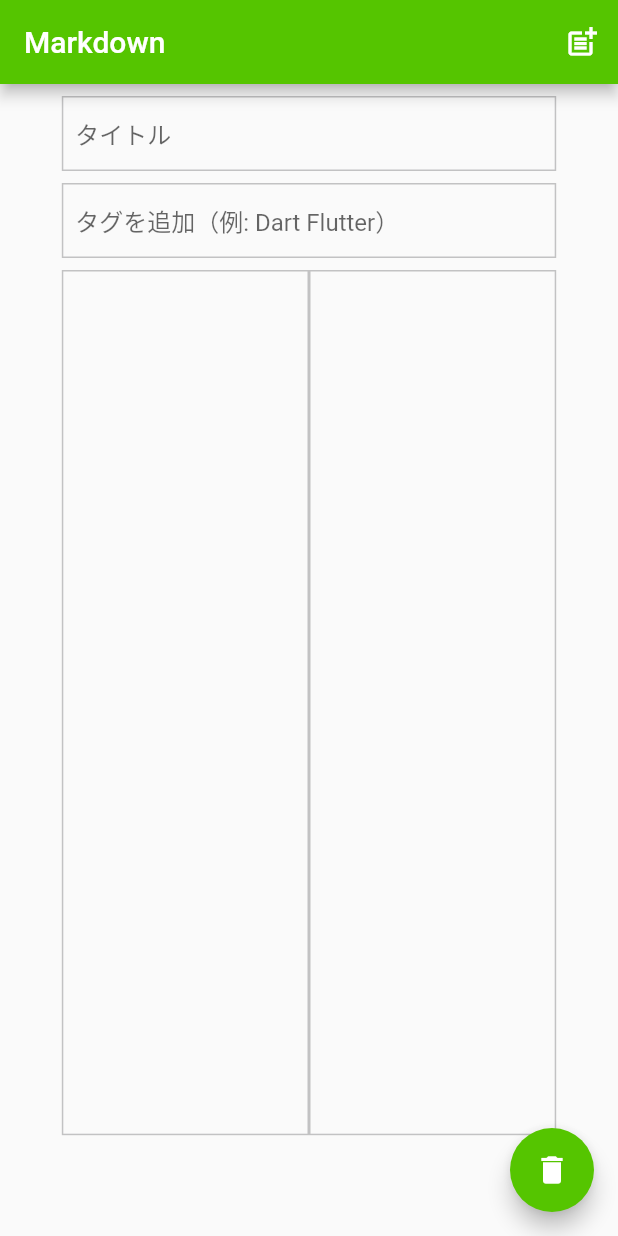
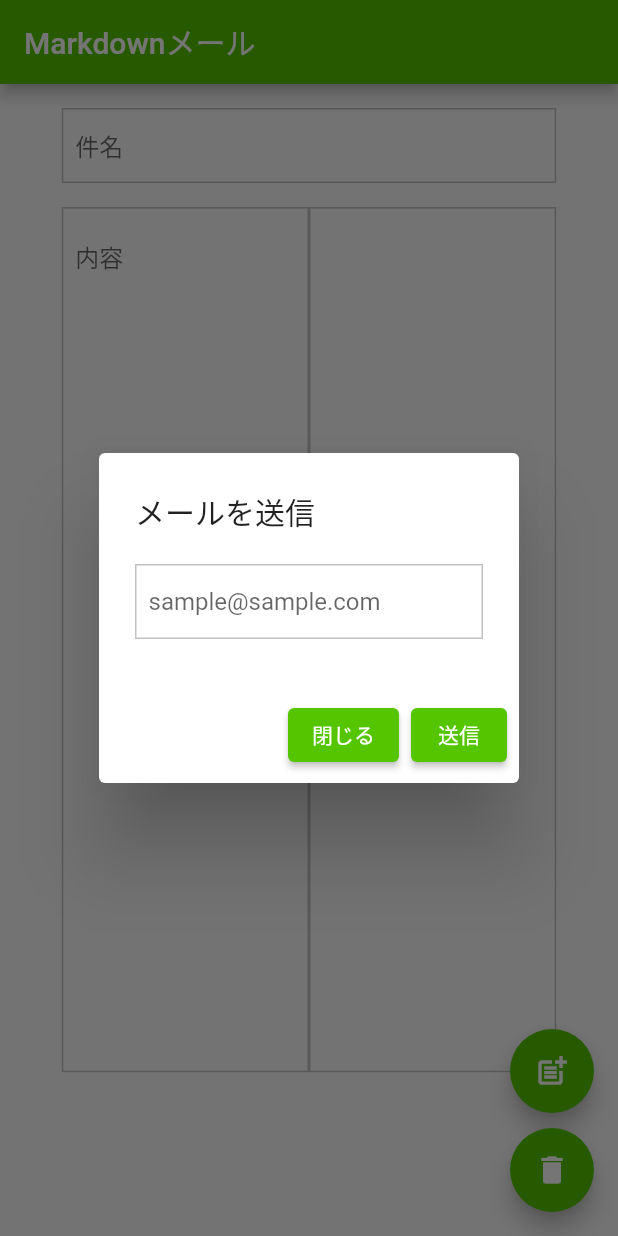
Before and after one commit to taiseidev/production, a Flutter app: the screen it shows after launch, after a tap on the "post add" icon, on a phone screen of 412 x 824 dp. Run offline on Flutter 3.47's test engine with Material 2 defaults, Android fonts, the phone set to English and light mode, and no system bars; drawn by our look-alikes of flutter_markdown; missing offline and left inert: flutter_email_sender.

Commit message:
markdownパッケージを導入。Qiitaの記事入力画面みたいなUIを作成。

```diff
--- a/lib/markdown.dart
+++ b/lib/markdown.dart
@@ -1,4 +1,5 @@
 import 'package:flutter/material.dart';
+import 'package:flutter_email_sender/flutter_email_sender.dart';
 import 'package:flutter_markdown/flutter_markdown.dart';
 
 class MarkDownPage extends StatefulWidget {
@@ -9,7 +10,9 @@ class MarkDownPage extends StatefulWidget {
 }
 
 class _MarkDownPageState extends State<MarkDownPage> {
+  final _subjectController = TextEditingController();
   final _contesController = TextEditingController();
+  final _mailController = TextEditingController();
   String _contents = '';
   @override
   Widget build(BuildContext context) {
@@ -23,13 +26,7 @@ class _MarkDownPageState extends State<MarkDownPage> {
 
   AppBar _buildAppBar() {
     return AppBar(
-      title: const Text('Markdown'),
-      actions: [
-        IconButton(
-          onPressed: () {},
-          icon: const Icon(Icons.post_add),
-        ),
-      ],
+      title: const Text('Markdownメール'),
       backgroundColor: const Color(0xff55C500),
     );
   }
@@ -39,7 +36,12 @@ class _MarkDownPageState extends State<MarkDownPage> {
       child: Column(
         children: [
           Padding(
-            padding: const EdgeInsets.all(8.0),
+            padding: const EdgeInsets.only(
+              top: 16.0,
+              bottom: 16.0,
+              right: 8.0,
+              left: 8.0,
+            ),
             child: Container(
               width: size.width * 0.8,
               decoration: BoxDecoration(
@@ -50,31 +52,9 @@ class _MarkDownPageState extends State<MarkDownPage> {
               child: Padding(
                 padding: const EdgeInsets.only(right: 8.0, left: 8.0),
                 child: TextFormField(
+                  controller: _subjectController,
                   decoration: const InputDecoration(
-                    hintText: 'タイトル',
-                    border: InputBorder.none,
-                  ),
-                ),
-              ),
-            ),
-          ),
-          Padding(
-            padding: const EdgeInsets.only(bottom: 8.0),
-            child: Container(
-              width: size.width * 0.8,
-              decoration: BoxDecoration(
-                border: Border.all(
-                  color: const Color(0xffC2C2C3),
-                ),
-              ),
-              child: Padding(
-                padding: const EdgeInsets.only(
-                  right: 8.0,
-                  left: 8.0,
-                ),
-                child: TextFormField(
-                  decoration: const InputDecoration(
-                    hintText: 'タグを追加（例: Dart Flutter）',
+                    hintText: '件名',
                     border: InputBorder.none,
                   ),
                 ),
@@ -108,6 +88,7 @@ class _MarkDownPageState extends State<MarkDownPage> {
                       maxLines: 100,
                       minLines: 30,
                       decoration: const InputDecoration(
+                        hintText: '内容',
                         border: InputBorder.none,
                       ),
                     ),
@@ -123,11 +104,8 @@ class _MarkDownPageState extends State<MarkDownPage> {
                   ),
                   child: Padding(
                     padding: const EdgeInsets.all(8.0),
-                    child: MarkdownBody(
+                    child: Markdown(
                       data: _contents,
-                      styleSheet: MarkdownStyleSheet(
-                        h1: const TextStyle(color: Colors.amber),
-                      ),
                     ),
                   ),
                 ),
@@ -139,8 +117,76 @@ class _MarkDownPageState extends State<MarkDownPage> {
     );
   }
 
-  FloatingActionButton _buildFloatingActionButton() {
-    return FloatingActionButton(
+  Column _buildFloatingActionButton() {
+    return Column(
+      mainAxisAlignment: MainAxisAlignment.end,
+      children: [
+        FloatingActionButton(
+          backgroundColor: const Color(0xff55C500),
+          child: const Icon(Icons.post_add),
+          onPressed: () {
+            showDialog(
+              context: context,
+              builder: (_) {
+                return AlertDialog(
+                  title: const Text("メールを送信"),
+                  content: Padding(
+                    padding: const EdgeInsets.only(bottom: 8.0),
+                    child: Container(
+                      decoration: BoxDecoration(
+                        border: Border.all(
+                          color: const Color(0xffC2C2C3),
+                        ),
+                      ),
+                      child: Padding(
+                        padding: const EdgeInsets.only(
+                          right: 8.0,
+                          left: 8.0,
+                        ),
+                        child: TextFormField(
+                          controller: _mailController,
+                          decoration: const InputDecoration(
+                            hintText: 'sample@sample.com',
+                            border: InputBorder.none,
+                          ),
+                        ),
+                      ),
+                    ),
+                  ),
+                  actions: <Widget>[
+                    // ボタン領域
+                    ElevatedButton(
+                      style: ElevatedButton.styleFrom(
+                        primary: const Color(0xff55C500),
+                      ),
+                      child: const Text("閉じる"),
+                      onPressed: () => Navigator.pop(context),
+                    ),
+                    ElevatedButton(
+                      style: ElevatedButton.styleFrom(
+                        primary: const Color(0xff55C500),
+                      ),
+                      child: const Text("送信"),
+                      onPressed: () async {
+                        final email = Email(
+                          recipients: [(_mailController.text)],
+                          body: _contesController.text,
+                          subject: _subjectController.text,
+                          isHTML: true,
+                        );
+                        await FlutterEmailSender.send(email);
+                      },
+                    ),
+                  ],
+                );
+              },
+            );
+          },
+        ),
+        const SizedBox(
+          height: 10,
+        ),
+        FloatingActionButton(
           backgroundColor: const Color(0xff55C500),
           child: const Icon(Icons.delete),
           onPressed: () {
@@ -151,6 +197,8 @@ class _MarkDownPageState extends State<MarkDownPage> {
               },
             );
           },
+        ),
+      ],
     );
   }
 }
--- a/pubspec.yaml
+++ b/pubspec.yaml
@@ -9,6 +9,7 @@ dependencies:
     sdk: flutter
   cupertino_icons: ^1.0.2
   flutter_markdown: ^0.6.9
+  flutter_email_sender: ^5.1.0
 
 dev_dependencies:
   flutter_test:
```
Also changed, not shown: 5 other files. Lines whose indentation alone changed are shown as unchanged.
